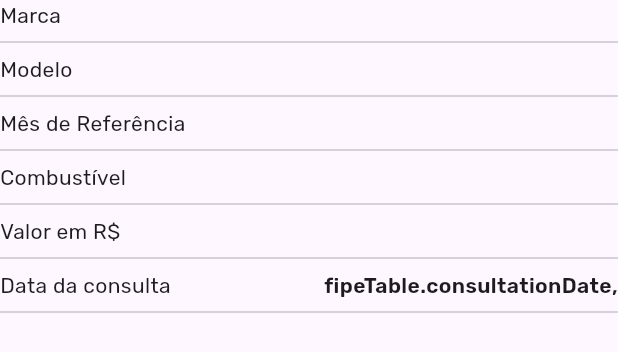
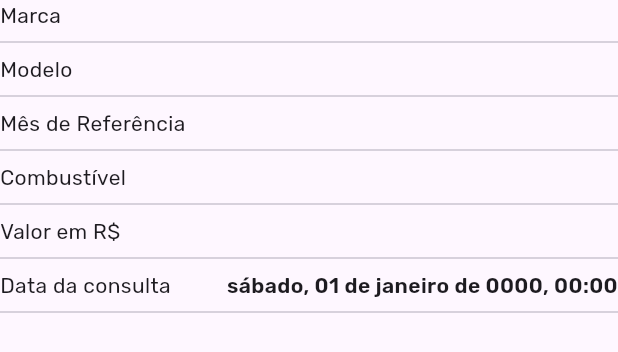
Before and after one commit to nicolasbmorais/fipe_agora, a Flutter app: the ResultInfoWidget widget shown alone on an empty page, opened directly, on a phone screen of 412 x 824 dp. Shown: the top 352 px of the screen. Run offline on Flutter 3.47's test engine with Material 3 defaults, Android fonts, the phone set to English and light mode, and no system bars; our stand-ins replace dio, equatable, get_it, internet_connection_checker, skeletonizer; network calls fail.

Commit message:
Add consult date

```diff
--- a/lib/main.dart
+++ b/lib/main.dart
@@ -2,10 +2,13 @@ import 'package:fipe_agora/src/core/injector.dart';
 import 'package:fipe_agora/src/presentation/controller/fipe_controller.dart';
 import 'package:fipe_agora/src/presentation/pages/home_page.dart';
 import 'package:flutter/material.dart';
+import 'package:intl/date_symbol_data_local.dart';
 import 'package:provider/provider.dart';
 import 'package:skeletonizer/skeletonizer.dart';
 
 void main() async {
+  await initializeDateFormatting('pt_BR');
+
   await setupInjector();
 
   runApp(const MyApp());
--- a/lib/src/presentation/controller/fipe_controller.dart
+++ b/lib/src/presentation/controller/fipe_controller.dart
@@ -8,6 +8,7 @@ import 'package:fipe_agora/src/domain/entities/vehicle_models_entity.dart';
 import 'package:fipe_agora/src/domain/entities/year_model_entity.dart';
 import 'package:fipe_agora/src/domain/failure/failure.dart';
 import 'package:fipe_agora/src/domain/usecase/usecase.dart';
+import 'package:intl/intl.dart';
 
 class VehicleType {
   final String name;
@@ -62,6 +63,8 @@ class FipeController extends BaseController {
 
   String _errorMessage = '';
   String get errorMessage => _errorMessage;
+
+  DateTime _consultDate = DateTime(0);
 
   reset() {
     brandEntity = BrandEntity.empty();
@@ -163,10 +166,19 @@ class FipeController extends BaseController {
         ),
       );
 
+      _consultDate = DateTime.now();
+
       setStatus(Status.success);
     } on FipeTableFailure catch (error) {
       _errorMessage = error.message ?? 'Ocorreu um erro. Tente novamente';
       setStatus(Status.error);
     }
   }
+
+  String formatDate() {
+    final parsed = DateFormat("EEEE, dd 'de' MMMM 'de' yyyy, HH:mm", 'pt_BR')
+        .format(_consultDate);
+
+    return parsed;
+  }
 }
--- a/lib/src/presentation/pages/widgets/result_info_widget.dart
+++ b/lib/src/presentation/pages/widgets/result_info_widget.dart
@@ -37,7 +37,7 @@ class ResultInfoWidget extends StatelessWidget {
             ),
             _ResultInfoListTile(
               text: 'Data da consulta',
-              suffixText: 'fipeTable.consultationDate,',
+              suffixText: controller.formatDate(),
             ),
           ],
         );
--- a/pubspec.yaml
+++ b/pubspec.yaml
@@ -22,6 +22,8 @@ dependencies:
   skeletonizer: ^1.4.3
   flutter_native_splash: ^2.4.4
   google_fonts: ^6.2.1
+  intl: ^0.20.2
+  share_plus: ^10.1.4
 
 dev_dependencies:
   flutter_test:
```
Also changed, not shown: pubspec.lock.
